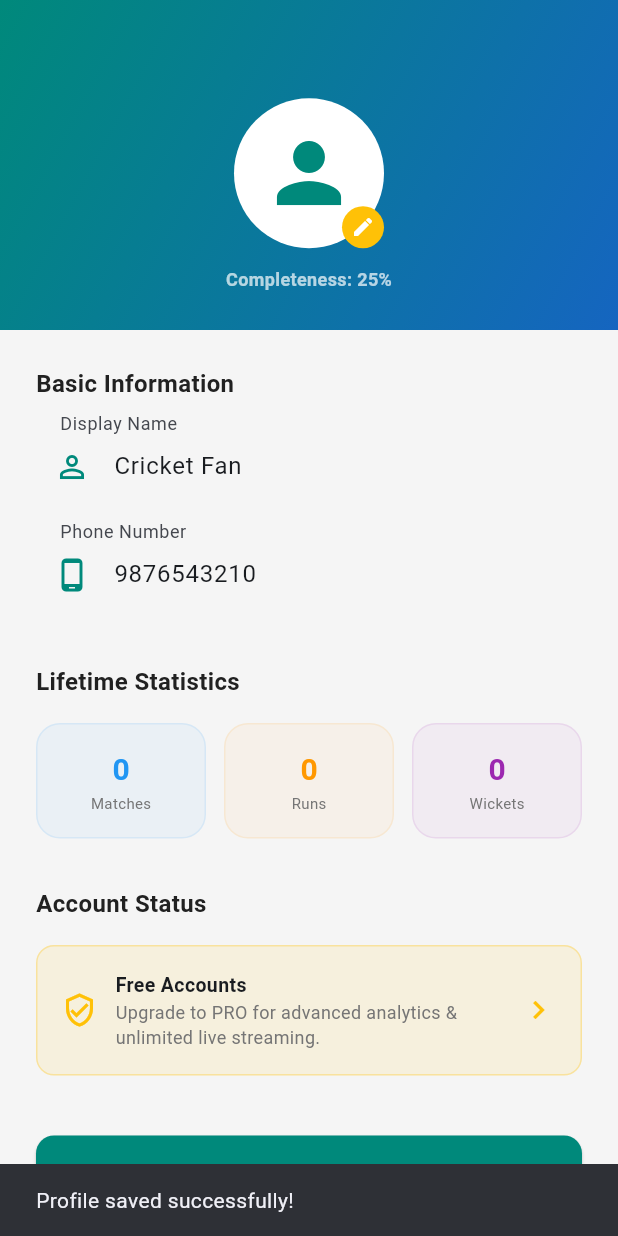
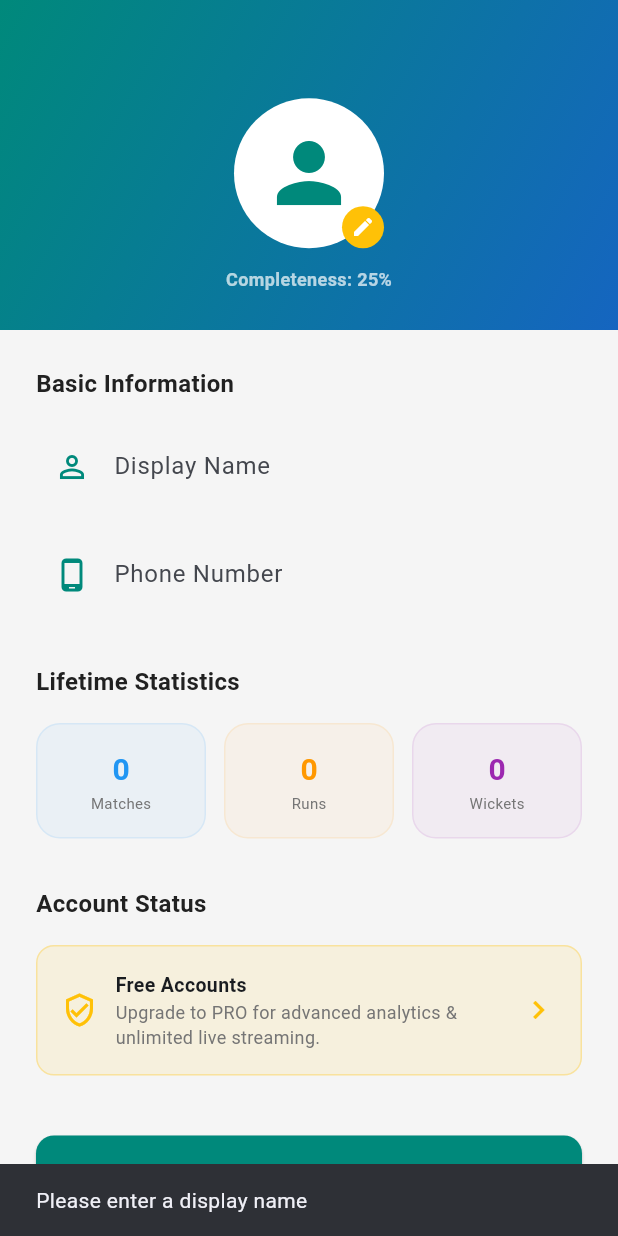
Before and after one commit to itsmejangra/CricLocal, a Flutter app: the ProfilePage screen opened by its route, after a tap on "SAVE CHANGES", on a phone screen of 412 x 824 dp. Run offline on Flutter 3.47's test engine with Material 3 defaults, Android fonts, the phone set to English and light mode, and no system bars; our stand-ins replace equatable, flutter_bloc, get_it, go_router, google_fonts, pdf and 6 more; missing offline and left inert: audio_session, haishin_kit; accounts and stored records are empty; network calls fail.

Commit message:
feat: fully implement persistent profile and record mapping

```diff
--- a/cric_local/lib/core/constants.dart
+++ b/cric_local/lib/core/constants.dart
@@ -8,7 +8,7 @@ class AppConstants {
 
   // Database
   static const String dbName = 'cric_local.db';
-  static const int dbVersion = 3;
+  static const int dbVersion = 4;
 
   // Cricket rules
   static const int ballsPerOver = 6;
--- a/cric_local/lib/features/home/presentation/pages/profile_page.dart
+++ b/cric_local/lib/features/home/presentation/pages/profile_page.dart
@@ -11,8 +11,9 @@ class ProfilePage extends StatefulWidget {
 }
 
 class _ProfilePageState extends State<ProfilePage> {
-  final _nameController = TextEditingController(text: 'Cricket Fan');
-  final _phoneController = TextEditingController(text: '9876543210');
+  final _nameController = TextEditingController();
+  final _phoneController = TextEditingController();
+  bool _isLoadingStats = false;
 
   // Simulated stats - in a real app these would come from an aggregate query
   int totalRuns = 0;
@@ -27,13 +28,57 @@ class _ProfilePageState extends State<ProfilePage> {
 
   Future<void> _loadStats() async {
     final repo = getIt<MatchRepository>();
-    final matches = await repo.getAllMatches();
-    // Simplified simulation
-    setState(() {
-      totalMatches = matches.length;
-      totalRuns = matches.length * 42; // Placeholder logic
-      totalWickets = matches.length * 2;
-    });
+
+    // Load local profile details if they exist
+    final profile = await repo.getUserProfile();
+    if (profile != null && mounted) {
+      _nameController.text = profile['name'] ?? '';
+      _phoneController.text = profile['phone'] ?? '';
+    }
+
+    final name = _nameController.text.trim();
+    if (name.isEmpty) return;
+
+    setState(() => _isLoadingStats = true);
+    try {
+      final batting = await repo.getBattingStats(name);
+      final bowling = await repo.getBowlingStats(name);
+
+      if (mounted) {
+        setState(() {
+          totalMatches = (batting['matchCount'] ?? 0) as int;
+          totalRuns = (batting['totalRuns'] ?? 0) as int;
+          totalWickets = (bowling['wickets'] ?? 0) as int;
+          _isLoadingStats = false;
+        });
+      }
+    } catch (e) {
+      if (mounted) setState(() => _isLoadingStats = false);
+    }
+  }
+
+  Future<void> _saveProfile() async {
+    final name = _nameController.text.trim();
+    final phone = _phoneController.text.trim();
+
+    if (name.isEmpty) {
+      ScaffoldMessenger.of(context).showSnackBar(const SnackBar(content: Text('Please enter a display name')));
+      return;
+    }
+
+    try {
+      await getIt<MatchRepository>().saveUserProfile(name, phone);
+      await _loadStats(); // Re-fetch stats for the potentially new name
+      if (mounted) {
+        ScaffoldMessenger.of(context).showSnackBar(
+          const SnackBar(content: Text('Profile saved successfully! Stats updated for this identity.')),
+        );
+      }
+    } catch (e) {
+      if (mounted) {
+        ScaffoldMessenger.of(context).showSnackBar(SnackBar(content: Text('Error saving profile: $e')));
+      }
+    }
   }
 
   @override
@@ -63,9 +108,7 @@ class _ProfilePageState extends State<ProfilePage> {
                   _buildStatusCard(),
                   const SizedBox(height: 40),
                   ElevatedButton(
-                    onPressed: () {
-                      ScaffoldMessenger.of(context).showSnackBar(const SnackBar(content: Text('Profile saved successfully!')));
-                    },
+                    onPressed: _isLoadingStats ? null : _saveProfile,
                     style: ElevatedButton.styleFrom(
                       backgroundColor: AppTheme.accentTeal,
                       padding: const EdgeInsets.symmetric(vertical: 18),
--- a/cric_local/lib/features/match/data/repositories/match_repository.dart
+++ b/cric_local/lib/features/match/data/repositories/match_repository.dart
@@ -478,6 +478,23 @@ class MatchRepository {
     }
   }
 
+  Future<void> saveUserProfile(String name, String phone) async {
+    await _db.insert('user_profile', {
+      'id': 1,
+      'name': name,
+      'phone': phone,
+    });
+  }
+
+  Future<Map<String, String>?> getUserProfile() async {
+    final rows = await _db.query('user_profile', where: 'id = 1');
+    if (rows.isEmpty) return null;
+    return {
+      'name': rows.first['name'] as String,
+      'phone': rows.first['phone'] as String,
+    };
+  }
+
   Future<void> clearAllData() async {
     // Disabled to prevent accidental data loss.
     // await _db.clearAll();
```
Also changed, not shown: cric_local/lib/core/database/database_helper.dart (+18 -0 lines).
